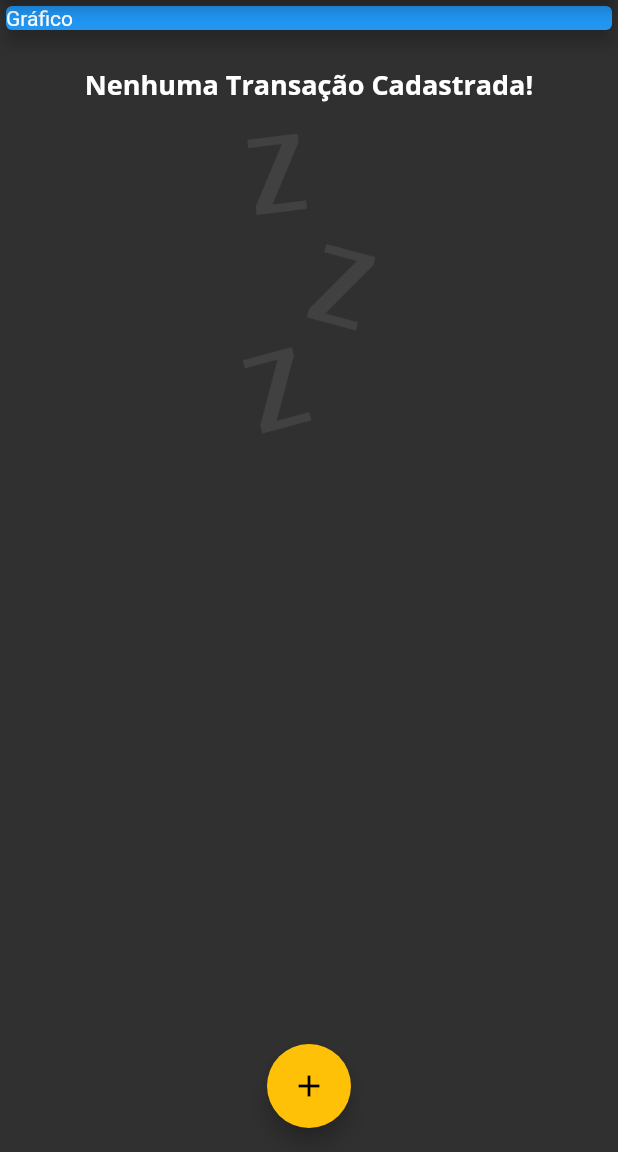
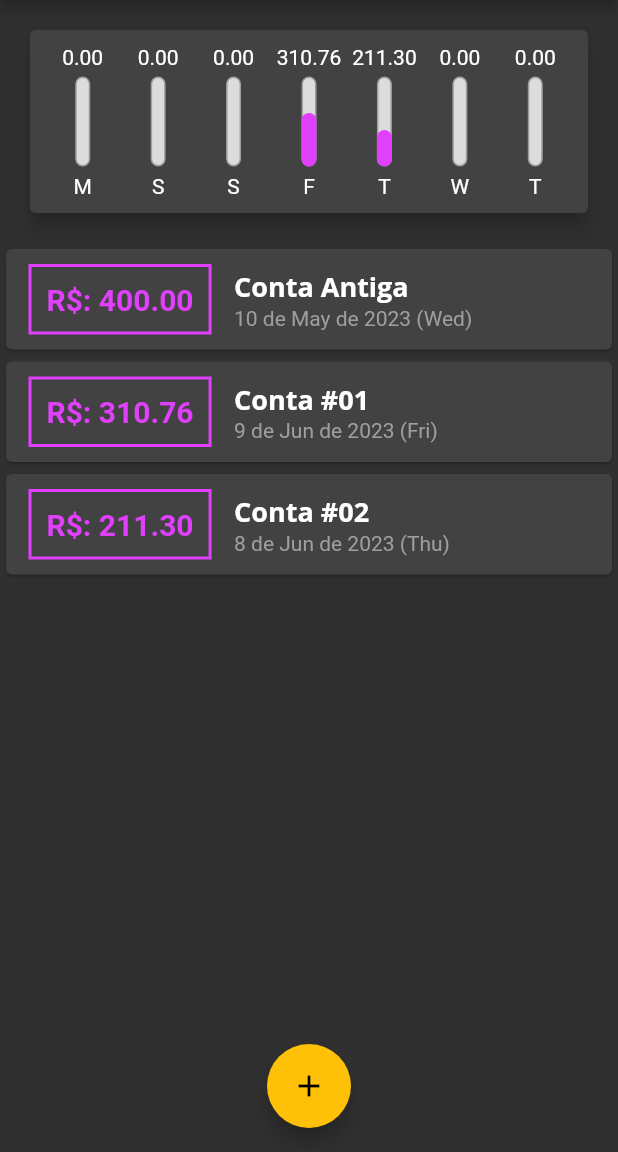
Before and after one commit to v10k/Flutter_Expenses, a Flutter app: the screen it shows after launch, on a phone screen of 412 x 824 dp, the part 84-1236 px from its top. Run offline on Flutter 3.47's test engine with Material 2 defaults, Android fonts, the phone set to English and light mode, and no system bars.

Commit message:
Fixed application description, created chartWidget with expenses values, week day and amount spent percentage.

```diff
--- /dev/null
+++ b/04. Construindo App Real - Despesas Pessoais/expenses/lib/components/chart.dart
@@ -0,0 +1,61 @@
+import 'package:flutter/material.dart';
+import '../models/transaction.dart';
+import 'package:intl/intl.dart';
+import 'chart_bar.dart';
+
+class Chart extends StatelessWidget {
+  const Chart(this.recentTransactions, {super.key});
+
+  final List<Transaction> recentTransactions;
+
+  List<Map<String, Object>> get groupedTransactions {
+    return List.generate(7, (index) {
+      final weekDay = DateTime.now().subtract(
+        Duration(days: index),
+      );
+
+      double totalSum = 0.0;
+
+      for (var i = 0; i < recentTransactions.length; i++) {
+        bool sameDay = recentTransactions[i].date.day == weekDay.day;
+        bool sameMonth = recentTransactions[i].date.month == weekDay.month;
+        bool sameYear = recentTransactions[i].date.year == weekDay.year;
+
+        if (sameDay && sameMonth && sameYear) {
+          totalSum += recentTransactions[i].value;
+        }
+      }
+
+      return {'day': DateFormat.E().format(weekDay)[0], 'value': totalSum};
+    });
+  }
+
+  double get _weekTotalValue {
+    return groupedTransactions.fold(0.0, (sum, tr) {
+      return sum + (tr['value'] as double);
+    });
+  }
+
+  @override
+  Widget build(BuildContext context) {
+    return Card(
+      elevation: 6,
+      margin: const EdgeInsets.all(20),
+      child: Padding(
+        padding: const EdgeInsets.all(10),
+        child: Row(
+          mainAxisAlignment: MainAxisAlignment.spaceAround,
+          children: groupedTransactions.map((tr) {
+            return Flexible(
+              fit: FlexFit.tight,
+              child: ChartBar(
+                  label: tr['day'].toString(),
+                  value: (tr['value'] as double),
+                  percentage: (tr['value'] as double) / _weekTotalValue),
+            );
+          }).toList(),
+        ),
+      ),
+    );
+  }
+}
--- /dev/null
+++ b/04. Construindo App Real - Despesas Pessoais/expenses/lib/components/chart_bar.dart
@@ -0,0 +1,49 @@
+import 'package:flutter/material.dart';
+
+class ChartBar extends StatelessWidget {
+  const ChartBar(
+      {required this.label,
+      required this.value,
+      required this.percentage,
+      super.key});
+
+  final String label;
+  final double value;
+  final double percentage;
+
+  @override
+  Widget build(BuildContext context) {
+    return Column(
+      children: [
+        FittedBox(child: Text('${value.toStringAsFixed(2)}')),
+        const SizedBox(height: 5),
+        Container(
+          height: 60,
+          width: 10,
+          child: Stack(
+            alignment: Alignment.bottomCenter,
+            children: [
+              Container(
+                decoration: BoxDecoration(
+                  border: Border.all(color: Colors.grey, width: 1.0),
+                  color: const Color.fromRGBO(220, 220, 220, 1),
+                  borderRadius: BorderRadius.circular(5),
+                ),
+              ),
+              FractionallySizedBox(
+                  heightFactor: percentage,
+                  child: Container(
+                    decoration: BoxDecoration(
+                      color: Theme.of(context).colorScheme.primary,
+                      borderRadius: BorderRadius.circular(5),
+                    ),
+                  ))
+            ],
+          ),
+        ),
+        const SizedBox(height: 5),
+        Text(label),
+      ],
+    );
+  }
+}
--- a/04. Construindo App Real - Despesas Pessoais/expenses/lib/components/transaction_form.dart
+++ b/04. Construindo App Real - Despesas Pessoais/expenses/lib/components/transaction_form.dart
@@ -1,7 +1,7 @@
 import 'package:flutter/material.dart';
 
 class TransactionForm extends StatefulWidget {
-  TransactionForm(this.onSubmit);
+  const TransactionForm(this.onSubmit, {super.key});
 
   final void Function(String, double) onSubmit;
 
--- a/04. Construindo App Real - Despesas Pessoais/expenses/lib/components/transaction_list.dart
+++ b/04. Construindo App Real - Despesas Pessoais/expenses/lib/components/transaction_list.dart
@@ -1,17 +1,14 @@
 import 'package:flutter/material.dart';
 import '../models/transaction.dart';
 import 'package:intl/intl.dart';
-import 'package:intl/date_symbol_data_local.dart';
 
 class TransactionList extends StatelessWidget {
   final List<Transaction> transactions;
 
-  const TransactionList(this.transactions);
+  const TransactionList(this.transactions, {super.key});
 
   @override
   Widget build(BuildContext context) {
-    Intl.defaultLocale = 'pt_BR';
-    initializeDateFormatting('pt_BR', null);
     return SizedBox(
       height: 300,
       child: transactions.isEmpty
--- a/04. Construindo App Real - Despesas Pessoais/expenses/lib/main.dart
+++ b/04. Construindo App Real - Despesas Pessoais/expenses/lib/main.dart
@@ -2,6 +2,7 @@ import 'package:flutter/material.dart';
 import 'dart:math';
 import 'package:expenses/components/transaction_form.dart';
 import 'package:expenses/components/transaction_list.dart';
+import 'package:expenses/components/chart.dart';
 import 'models/transaction.dart';
 
 main() => runApp(ExpensesApp());
@@ -49,11 +50,28 @@ class MyHomePage extends StatefulWidget {
 
 class _MyHomePageState extends State<MyHomePage> {
   final List<Transaction> _transactions = [
-    // Transaction(
-    //     id: 't1', title: 'Conta #01', value: 310.76, date: DateTime.now()),
-    // Transaction(
-    //     id: 't2', title: 'Conta #02', value: 211.30, date: DateTime.now()),
+    Transaction(
+        id: 't0',
+        title: 'Conta Antiga',
+        value: 400.00,
+        date: DateTime.now().subtract(const Duration(days: 33))),
+    Transaction(
+        id: 't1',
+        title: 'Conta #01',
+        value: 310.76,
+        date: DateTime.now().subtract(const Duration(days: 3))),
+    Transaction(
+        id: 't2',
+        title: 'Conta #02',
+        value: 211.30,
+        date: DateTime.now().subtract(const Duration(days: 4))),
   ];
+
+  List<Transaction> get _recentTransactions {
+    return _transactions.where((tr) {
+      return tr.date.isAfter(DateTime.now().subtract(const Duration(days: 7)));
+    }).toList();
+  }
 
   _addTransaction(String title, double value) {
     final newTransaction = Transaction(
@@ -93,13 +111,7 @@ class _MyHomePageState extends State<MyHomePage> {
         child: Column(
           crossAxisAlignment: CrossAxisAlignment.stretch,
           children: <Widget>[
-            const SizedBox(
-              child: Card(
-                color: Colors.blue,
-                elevation: 5,
-                child: Text('Gráfico'),
-              ),
-            ),
+            Chart(_recentTransactions),
             TransactionList(_transactions),
           ],
         ),
--- a/04. Construindo App Real - Despesas Pessoais/expenses/pubspec.yaml
+++ b/04. Construindo App Real - Despesas Pessoais/expenses/pubspec.yaml
@@ -1,5 +1,5 @@
 name: expenses
-description: A new Flutter project.
+description: A learning course project
 # The following line prevents the package from being accidentally published to
 # pub.dev using `flutter pub publish`. This is preferred for private packages.
 publish_to: 'none' # Remove this line if you wish to publish to pub.dev
```
